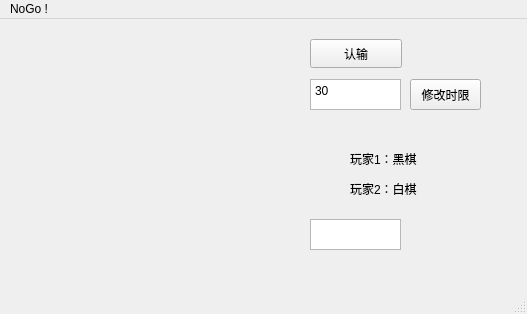
The window that NoGo/NoGo/mainwindow.ui (Zhouyutian22/NoGoTeam3) describes before a commit, drawn with Qt 5.
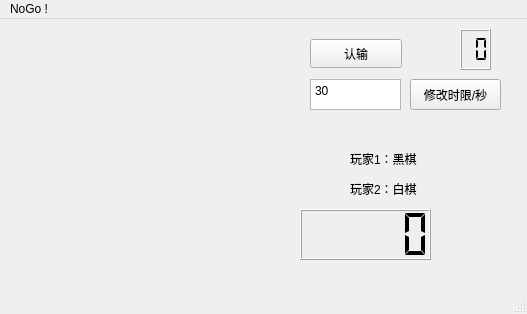
The same window after the commit.

Diff of the .ui file:
```diff
--- a/NoGo/NoGo/mainwindow.ui
+++ b/NoGo/NoGo/mainwindow.ui
@@ -78,22 +78,49 @@
      <rect>
       <x>410</x>
       <y>60</y>
-      <width>71</width>
-      <height>31</height>
-     </rect>
-    </property>
-    <property name="text">
-     <string>修改时限</string>
-    </property>
-   </widget>
-   <widget class="QTextBrowser" name="TimeDisplay">
-    <property name="geometry">
-     <rect>
-      <x>310</x>
-      <y>200</y>
       <width>91</width>
       <height>31</height>
      </rect>
+    </property>
+    <property name="text">
+     <string>修改时限/秒</string>
+    </property>
+   </widget>
+   <widget class="QLCDNumber" name="TimeDisplay">
+    <property name="geometry">
+     <rect>
+      <x>300</x>
+      <y>190</y>
+      <width>131</width>
+      <height>51</height>
+     </rect>
+    </property>
+    <property name="font">
+     <font>
+      <pointsize>10</pointsize>
+     </font>
+    </property>
+    <property name="digitCount">
+     <number>5</number>
+    </property>
+    <property name="segmentStyle">
+     <enum>QLCDNumber::Flat</enum>
+    </property>
+   </widget>
+   <widget class="QLCDNumber" name="StepDisplay">
+    <property name="geometry">
+     <rect>
+      <x>460</x>
+      <y>10</y>
+      <width>31</width>
+      <height>41</height>
+     </rect>
+    </property>
+    <property name="digitCount">
+     <number>2</number>
+    </property>
+    <property name="segmentStyle">
+     <enum>QLCDNumber::Flat</enum>
     </property>
    </widget>
   </widget>
```
